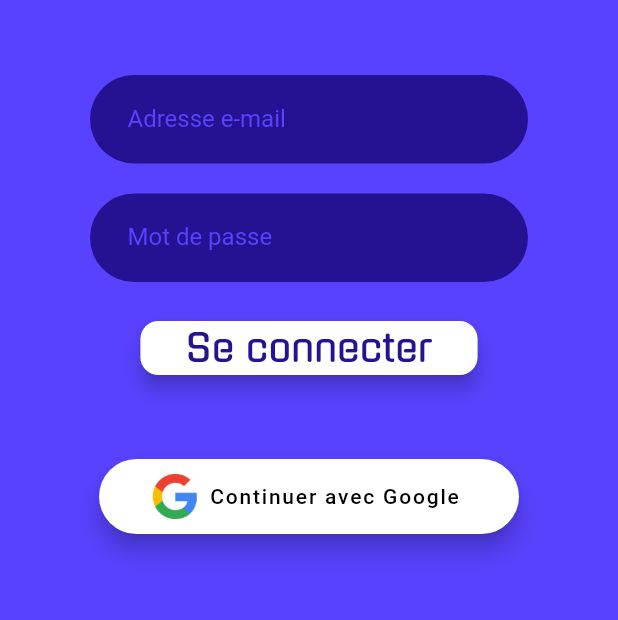
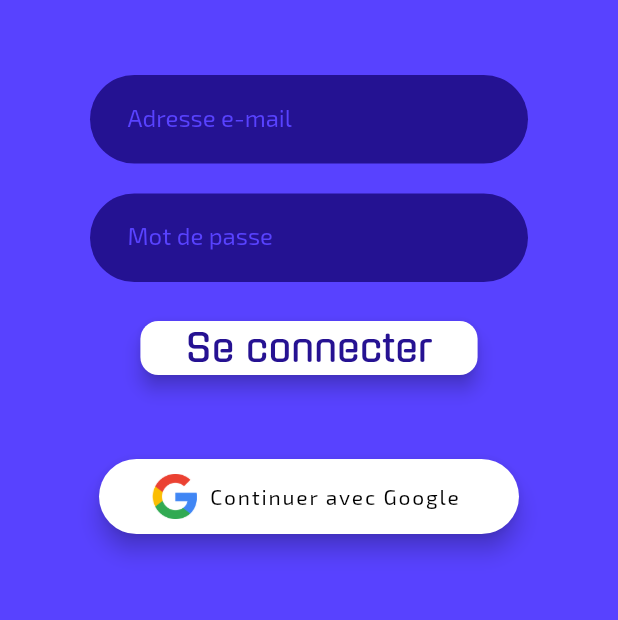
Before and after one commit to Hendremy/StudentLounge-Mobile, a Flutter app: the screen it shows after launch, on a phone screen of 412 x 824 dp, the part 120-740 px from its top. Run offline on Flutter 3.47's test engine with Material 2 defaults, Android fonts, the phone set to English and light mode, and no system bars; our stand-ins replace bloc, equatable, flutter_bloc, google_nav_bar, google_sign_in, hydrated_bloc; missing offline and left inert: flutter_login_facebook; accounts and stored records are empty.

Commit message:
Ajout police Exo 2

```diff
--- a/lib/app.dart
+++ b/lib/app.dart
@@ -22,11 +22,12 @@ class _AppState extends State<App> {
     return BlocProvider<AppBloc>(
         create: (BuildContext context) => AppBloc(),
         child: MaterialApp(
+            theme: ThemeData(fontFamily: "Exo2"),
             home: BlocBuilder<AppBloc, AppState>(builder: (context, state) {
               if (state.isLoggedIn) {
                 return Provider(
-                create: (_) =>
-                    AppStudentServices(apiUrl: widget.apiUrl, user: state.user),
+                    create: (_) => AppStudentServices(
+                        apiUrl: widget.apiUrl, user: state.user),
                     child: const SessionPage());
               } else {
                 return Provider(
--- a/pubspec.yaml
+++ b/pubspec.yaml
@@ -96,6 +96,10 @@ flutter:
      - family: Gugi
        fonts:
          - asset: fonts/Gugi-Regular.ttf
+
+     - family: Exo2
+       fonts:
+         - asset: fonts/Exo2-Regular.otf
   #       - asset: fonts/Schyler-Italic.ttf
   #         style: italic
   #   - family: Trajan Pro
```
Also changed, not shown: fonts/Exo2-Regular.otf (added). Lines whose indentation alone changed are shown as unchanged.
